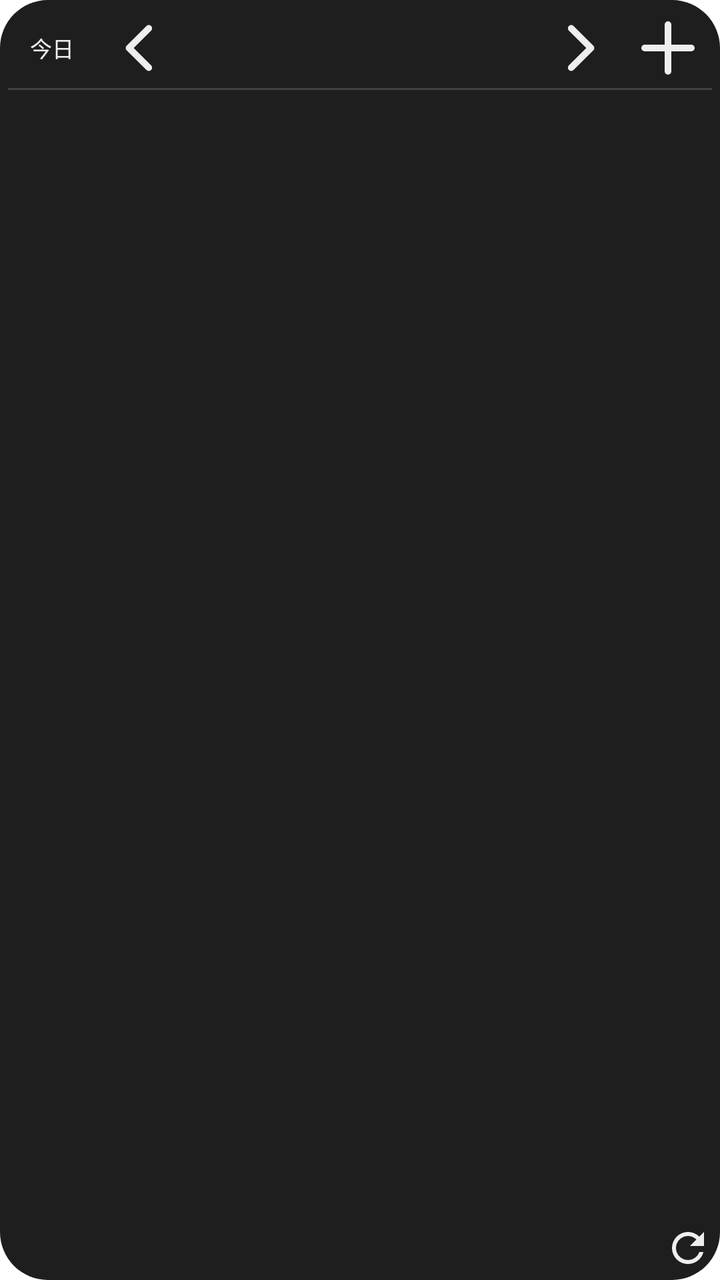
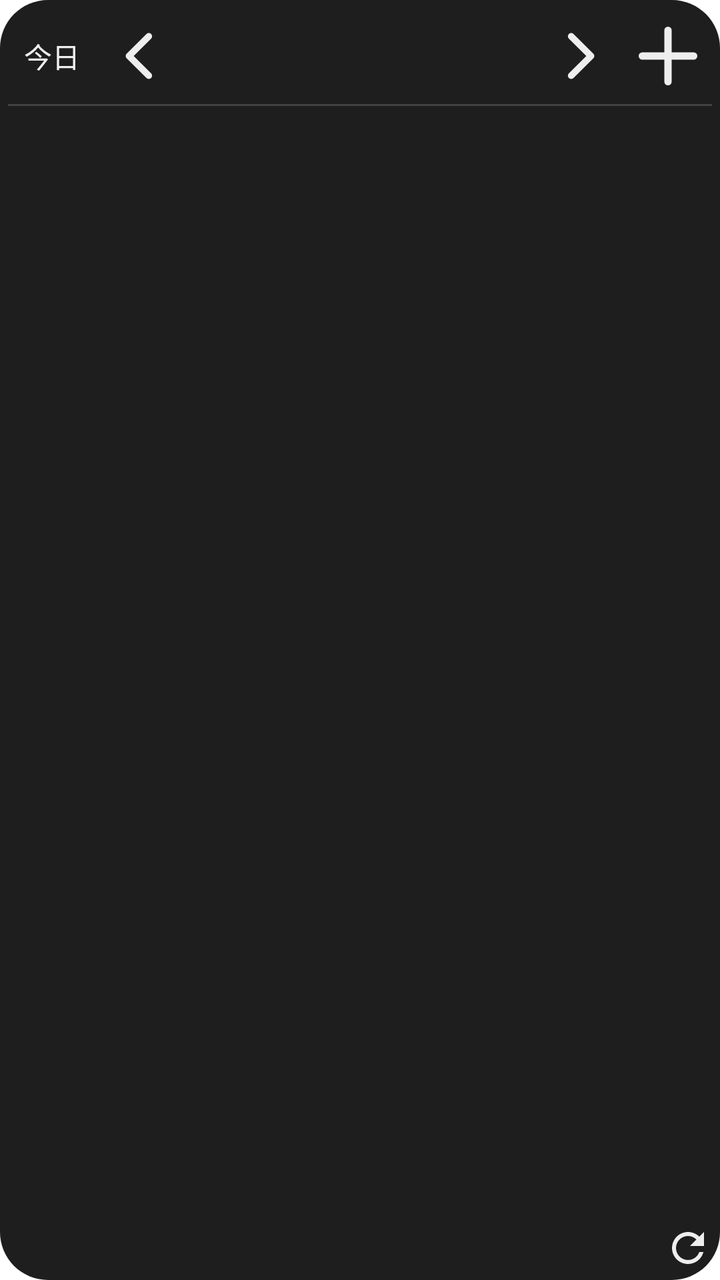

An Android layout rendered at two revisions. The XML below is the earlier revision; the diff shows what the commit changed to produce the second picture.
<!-- AndroidManifest.xml: fallback theme Theme.MaterialComponents.DayNight.NoActionBar -->
<!-- res/layout/daily_calendar_widget_dark.xml -->
<?xml version="1.0" encoding="utf-8"?>
<FrameLayout xmlns:android="http://schemas.android.com/apk/res/android"
    android:layout_width="match_parent" android:layout_height="match_parent"
    android:background="@drawable/calendar_widget_background_dark" android:padding="4dp">
    <LinearLayout android:id="@+id/calendar_content" android:layout_width="match_parent"
        android:layout_height="match_parent" android:orientation="vertical">
        <LinearLayout android:id="@+id/daily_compact_header" android:layout_width="match_parent"
            android:layout_height="20dp" android:visibility="gone" android:gravity="center_vertical">
            <TextView android:id="@+id/daily_compact_date" android:layout_width="0dp" android:layout_weight="1"
                android:layout_height="match_parent" android:gravity="center" android:maxLines="1"
                android:textSize="12sp" android:textColor="#EEEEEE" android:ellipsize="end"/>
            <ImageView android:id="@+id/daily_compact_refresh" android:layout_width="24dp" android:layout_height="match_parent"
                android:scaleType="fitCenter" android:src="@drawable/ic_widget_refresh_dark" android:contentDescription="更新"/>
        </LinearLayout>
        <LinearLayout android:layout_width="match_parent" android:layout_height="40dp"
            android:gravity="center_vertical" android:baselineAligned="false">
            <TextView android:id="@+id/calendar_today" android:layout_width="0dp" android:layout_weight="1" android:layout_height="match_parent"
                android:gravity="center" android:includeFontPadding="false" android:text="今日" android:textSize="11sp" android:textColor="#EEEEEE"/>
            <ImageView android:id="@+id/calendar_previous" android:layout_width="0dp" android:layout_weight="1" android:layout_height="match_parent"
                android:scaleType="fitCenter" android:src="@drawable/calendar_widget_previous_dark" android:contentDescription="前日"/>
            <TextView android:id="@+id/calendar_selected_date" android:layout_width="0dp" android:layout_weight="4"
                android:layout_height="match_parent" android:gravity="center" android:includeFontPadding="false"
                android:textSize="16sp" android:textColor="#EEEEEE" android:maxLines="1" android:ellipsize="end"/>
            <ImageView android:id="@+id/calendar_next" android:layout_width="0dp" android:layout_weight="1" android:layout_height="match_parent"
                android:scaleType="fitCenter" android:src="@drawable/calendar_widget_next_dark" android:contentDescription="翌日"/>
            <ImageView android:id="@+id/calendar_add" android:layout_width="0dp" android:layout_weight="1" android:layout_height="match_parent"
                android:scaleType="fitCenter" android:src="@drawable/calendar_widget_add_dark" android:contentDescription="予定を追加"/>
        </LinearLayout>
        <TextView android:layout_width="match_parent" android:layout_height="1dp" android:background="#424242"/>
        <FrameLayout android:layout_width="match_parent" android:layout_height="0dp" android:layout_weight="1">
            <ListView android:id="@+id/calendar_events" android:layout_width="match_parent" android:layout_height="match_parent"
                android:divider="@android:color/transparent" android:dividerHeight="0dp" android:scrollbars="vertical"/>
            <TextView android:id="@+id/calendar_empty" android:layout_width="match_parent" android:layout_height="match_parent"
                android:gravity="center" android:textSize="12sp" android:textColor="#BDBDBD"/>
        </FrameLayout>
        <LinearLayout android:id="@+id/daily_footer" android:layout_width="match_parent" android:layout_height="24dp" android:gravity="center_vertical">
            <TextView android:id="@+id/calendar_last_updated" android:layout_width="0dp" android:layout_weight="1"
                android:layout_height="match_parent" android:gravity="end|center_vertical"
                android:textSize="9sp" android:textColor="#BDBDBD" android:maxLines="1" android:ellipsize="end"/>
            <ImageView android:id="@+id/calendar_refresh" android:layout_width="24dp" android:layout_height="match_parent"
                android:scaleType="fitCenter" android:src="@drawable/ic_widget_refresh_dark" android:contentDescription="更新"/>
        </LinearLayout>
    </LinearLayout>
    <TextView android:id="@+id/calendar_message" android:layout_width="match_parent" android:layout_height="match_parent"
        android:text="表示対象グループを設定してください" android:gravity="center" android:textSize="12sp" android:textColor="#EEEEEE" android:visibility="gone"/>
</FrameLayout>
<!-- resources referenced by this layout -->
<resources>
  <!-- drawable calendar_widget_add_dark (drawable) -->
  <?xml version="1.0" encoding="utf-8"?>
  <vector xmlns:android="http://schemas.android.com/apk/res/android"
      android:width="24dp" android:height="24dp"
      android:viewportWidth="24" android:viewportHeight="24">
      <path android:pathData="M5,12 L19,12 M12,5 L12,19"
          android:fillColor="@android:color/transparent" android:strokeColor="#EEEEEE"
          android:strokeWidth="2" android:strokeLineCap="round"/>
  </vector>
  <!-- drawable calendar_widget_background_dark (drawable) -->
  <?xml version="1.0" encoding="utf-8"?>
  <shape xmlns:android="http://schemas.android.com/apk/res/android" android:shape="rectangle">
      <solid android:color="#1E1E1E"/>
      <corners android:radius="24dp"/>
  </shape>
  <!-- drawable calendar_widget_next_dark (drawable) -->
  <?xml version="1.0" encoding="utf-8"?>
  <vector xmlns:android="http://schemas.android.com/apk/res/android"
      android:width="40dp" android:height="36dp"
      android:viewportWidth="40" android:viewportHeight="36">
      <path android:pathData="M16,9 L25,18 L16,27"
          android:fillColor="@android:color/transparent" android:strokeColor="#EEEEEE"
          android:strokeWidth="3" android:strokeLineCap="round" android:strokeLineJoin="round"/>
  </vector>
  <!-- drawable calendar_widget_previous_dark (drawable) -->
  <?xml version="1.0" encoding="utf-8"?>
  <vector xmlns:android="http://schemas.android.com/apk/res/android"
      android:width="40dp" android:height="36dp"
      android:viewportWidth="40" android:viewportHeight="36">
      <path android:pathData="M24,9 L15,18 L24,27"
          android:fillColor="@android:color/transparent" android:strokeColor="#EEEEEE"
          android:strokeWidth="3" android:strokeLineCap="round" android:strokeLineJoin="round"/>
  </vector>
  <!-- drawable ic_widget_refresh_dark (drawable) -->
  <vector xmlns:android="http://schemas.android.com/apk/res/android"
      android:width="24dp"
      android:height="24dp"
      android:viewportWidth="24"
      android:viewportHeight="24">
      <path
          android:fillColor="#FFEEEEEE"
          android:pathData="M17.65,6.35C16.2,4.9 14.21,4 12,4C7.58,4 4.01,7.58 4.01,12S7.58,20 12,20C15.73,20 18.84,17.45 19.73,14H17.65C16.82,16.33 14.61,18 12,18C8.69,18 6,15.31 6,12S8.69,6 12,6C13.66,6 15.14,6.69 16.22,7.78L13,11H20V4L17.65,6.35Z" />
  </vector>
</resources>

<!-- the commit's change to res/layout/daily_calendar_widget_dark.xml (unified diff, before → after) -->
@@ -5,22 +5,22 @@
     <LinearLayout android:id="@+id/calendar_content" android:layout_width="match_parent"
         android:layout_height="match_parent" android:orientation="vertical">
         <LinearLayout android:id="@+id/daily_compact_header" android:layout_width="match_parent"
-            android:layout_height="20dp" android:visibility="gone" android:gravity="center_vertical">
+            android:layout_height="24dp" android:visibility="gone" android:gravity="center_vertical">
             <TextView android:id="@+id/daily_compact_date" android:layout_width="0dp" android:layout_weight="1"
                 android:layout_height="match_parent" android:gravity="center" android:maxLines="1"
-                android:textSize="12sp" android:textColor="#EEEEEE" android:ellipsize="end"/>
+                android:textSize="14sp" android:textColor="#EEEEEE" android:ellipsize="end"/>
             <ImageView android:id="@+id/daily_compact_refresh" android:layout_width="24dp" android:layout_height="match_parent"
                 android:scaleType="fitCenter" android:src="@drawable/ic_widget_refresh_dark" android:contentDescription="更新"/>
         </LinearLayout>
-        <LinearLayout android:layout_width="match_parent" android:layout_height="40dp"
+        <LinearLayout android:id="@+id/daily_navigation" android:layout_width="match_parent" android:layout_height="wrap_content" android:minHeight="48dp"
             android:gravity="center_vertical" android:baselineAligned="false">
             <TextView android:id="@+id/calendar_today" android:layout_width="0dp" android:layout_weight="1" android:layout_height="match_parent"
-                android:gravity="center" android:includeFontPadding="false" android:text="今日" android:textSize="11sp" android:textColor="#EEEEEE"/>
+                android:gravity="center" android:includeFontPadding="false" android:text="今日" android:textSize="14sp" android:textColor="#EEEEEE"/>
             <ImageView android:id="@+id/calendar_previous" android:layout_width="0dp" android:layout_weight="1" android:layout_height="match_parent"
                 android:scaleType="fitCenter" android:src="@drawable/calendar_widget_previous_dark" android:contentDescription="前日"/>
             <TextView android:id="@+id/calendar_selected_date" android:layout_width="0dp" android:layout_weight="4"
                 android:layout_height="match_parent" android:gravity="center" android:includeFontPadding="false"
-                android:textSize="16sp" android:textColor="#EEEEEE" android:maxLines="1" android:ellipsize="end"/>
+                android:textSize="18sp" android:textColor="#EEEEEE" android:maxLines="1" android:ellipsize="end"/>
             <ImageView android:id="@+id/calendar_next" android:layout_width="0dp" android:layout_weight="1" android:layout_height="match_parent"
                 android:scaleType="fitCenter" android:src="@drawable/calendar_widget_next_dark" android:contentDescription="翌日"/>
             <ImageView android:id="@+id/calendar_add" android:layout_width="0dp" android:layout_weight="1" android:layout_height="match_parent"
